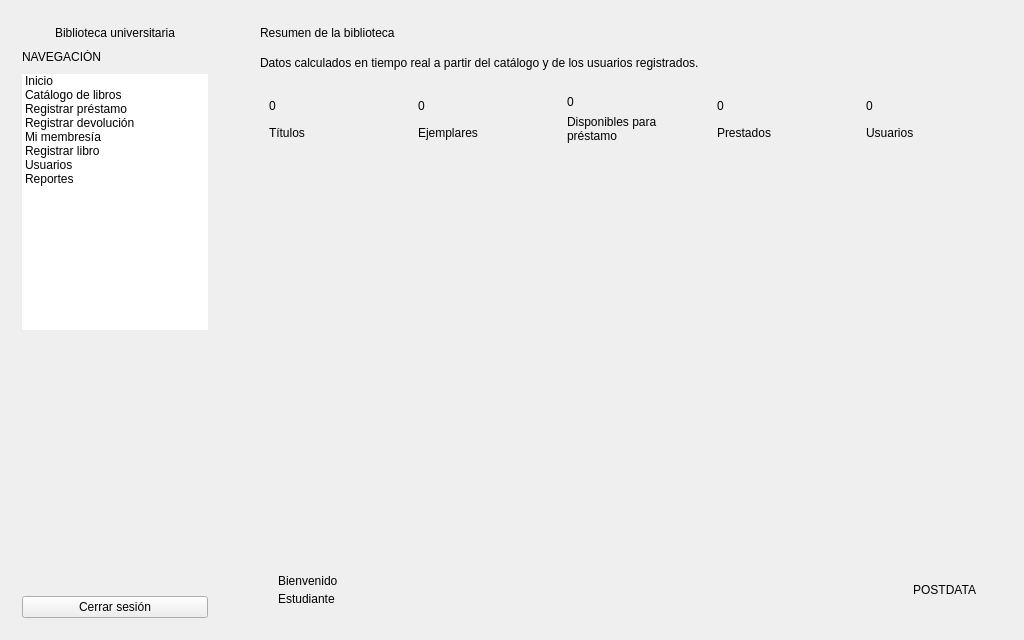
Before: the Qt Designer form ui/principal.ui in FLEMCR/Proyecto_BibliotecaPOO, drawn with Qt 5.
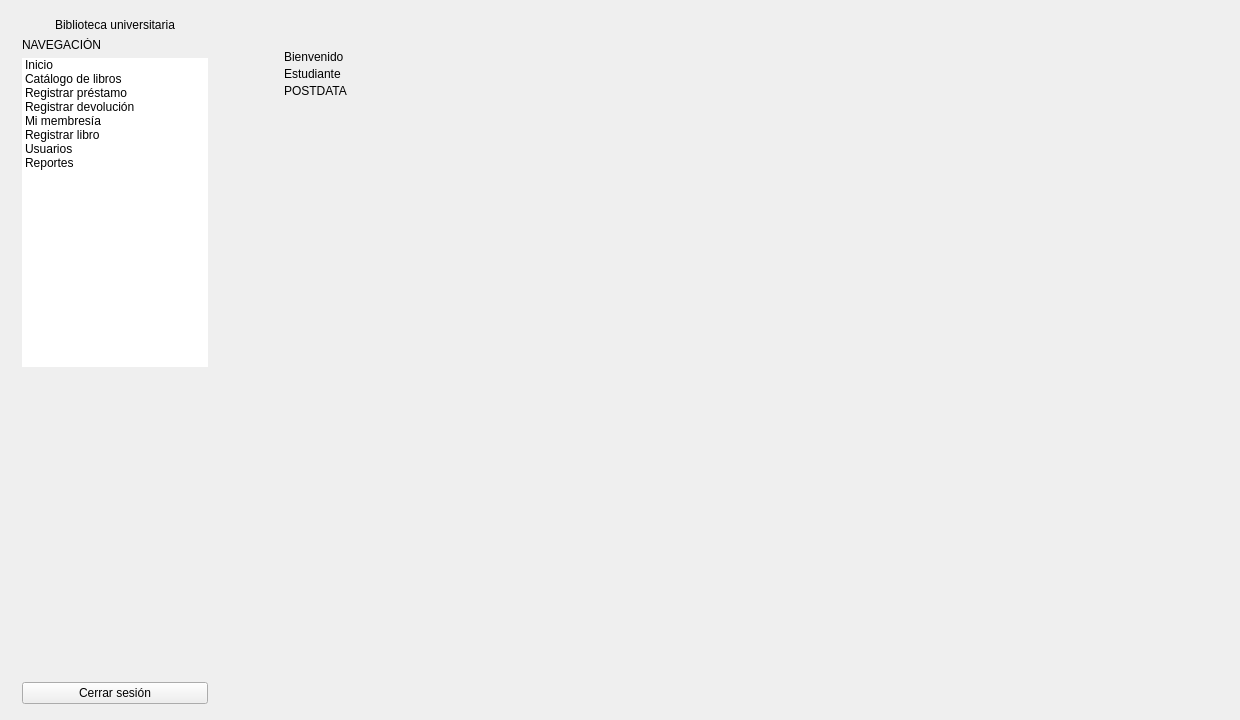
After: the same form once the commit is applied.

```diff
--- a/ui/principal.ui
+++ b/ui/principal.ui
@@ -6,14 +6,14 @@
    <rect>
     <x>0</x>
     <y>0</y>
-    <width>1024</width>
-    <height>640</height>
+        <width>1240</width>
+        <height>720</height>
    </rect>
   </property>
   <property name="minimumSize">
    <size>
-    <width>960</width>
-    <height>600</height>
+        <width>1140</width>
+        <height>640</height>
    </size>
   </property>
   <property name="windowTitle">
@@ -51,21 +51,12 @@
        </size>
       </property>
       <layout class="QVBoxLayout" name="layoutSidebar">
-       <property name="spacing">
-        <number>10</number>
-       </property>
        <property name="leftMargin">
         <number>22</number>
        </property>
-       <property name="topMargin">
-        <number>26</number>
-       </property>
        <property name="rightMargin">
         <number>22</number>
        </property>
-       <property name="bottomMargin">
-        <number>22</number>
-       </property>
        <item>
         <widget class="QLabel" name="marca1Label">
          <property name="layoutDirection">
@@ -137,6 +128,15 @@
            <string>Reportes</string>
           </property>
          </item>
+                  <property name="verticalScrollBarPolicy">
+                    <enum>Qt::ScrollBarAlwaysOff</enum>
+                  </property>
+                  <property name="uniformItemSizes">
+                    <bool>true</bool>
+                  </property>
+                  <property name="spacing">
+                    <number>2</number>
+                  </property>
         </widget>
        </item>
        <item>
@@ -162,6 +162,15 @@
          </property>
         </widget>
        </item>
+              <property name="spacing">
+                <number>6</number>
+              </property>
+              <property name="topMargin">
+                <number>18</number>
+              </property>
+              <property name="bottomMargin">
+                <number>16</number>
+              </property>
       </layout>
      </widget>
     </item>
@@ -194,197 +203,34 @@
             <number>16</number>
            </property>
            <property name="leftMargin">
-            <number>0</number>
+                      <number>24</number>
            </property>
            <property name="topMargin">
-            <number>0</number>
+                      <number>24</number>
            </property>
            <property name="rightMargin">
-            <number>0</number>
+                      <number>24</number>
            </property>
            <property name="bottomMargin">
-            <number>0</number>
-           </property>
-           <item>
-            <widget class="QLabel" name="tituloInicioLabel">
-             <property name="text">
-              <string>Resumen de la biblioteca</string>
-             </property>
-            </widget>
-           </item>
-           <item>
-            <widget class="QLabel" name="subtituloInicioLabel">
-             <property name="text">
-              <string>Datos calculados en tiempo real a partir del catálogo y de los usuarios registrados.</string>
-             </property>
-             <property name="wordWrap">
-              <bool>true</bool>
-             </property>
-            </widget>
-           </item>
-           <item>
-            <layout class="QHBoxLayout" name="layoutTarjetas">
-             <property name="spacing">
-              <number>12</number>
-             </property>
-             <item>
-              <widget class="QFrame" name="tarjetaTitulos">
-               <property name="card" stdset="0">
-                <string>true</string>
-               </property>
-               <layout class="QVBoxLayout" name="layoutTarjetaTitulos">
-                <item>
-                 <widget class="QLabel" name="titulosValorLabel">
-                  <property name="text">
-                   <string>0</string>
-                  </property>
-                 </widget>
-                </item>
-                <item>
-                 <widget class="QLabel" name="titulosTextoLabel">
-                  <property name="text">
-                   <string>Títulos</string>
-                  </property>
-                 </widget>
-                </item>
-               </layout>
-              </widget>
-             </item>
-             <item>
-              <widget class="QFrame" name="tarjetaEjemplares">
-               <property name="card" stdset="0">
-                <string>true</string>
-               </property>
-               <layout class="QVBoxLayout" name="layoutTarjetaEjemplares">
-                <item>
-                 <widget class="QLabel" name="ejemplaresValorLabel">
-                  <property name="text">
-                   <string>0</string>
-                  </property>
-                 </widget>
-                </item>
-                <item>
-                 <widget class="QLabel" name="ejemplaresTextoLabel">
-                  <property name="text">
-                   <string>Ejemplares</string>
-                  </property>
-                 </widget>
-                </item>
-               </layout>
-              </widget>
-             </item>
-             <item>
-              <widget class="QFrame" name="tarjetaDisponibles">
-               <property name="card" stdset="0">
-                <string>true</string>
-               </property>
-               <layout class="QVBoxLayout" name="layoutTarjetaDisponibles">
-                <item>
-                 <widget class="QLabel" name="disponiblesValorLabel">
-                  <property name="text">
-                   <string>0</string>
-                  </property>
-                 </widget>
-                </item>
-                <item>
-                 <widget class="QLabel" name="disponiblesTextoLabel">
-                  <property name="text">
-                   <string>Disponibles para préstamo</string>
-                  </property>
-                  <property name="wordWrap">
-                   <bool>true</bool>
-                  </property>
-                 </widget>
-                </item>
-               </layout>
-              </widget>
-             </item>
-             <item>
-              <widget class="QFrame" name="tarjetaPrestados">
-               <property name="card" stdset="0">
-                <string>true</string>
-               </property>
-               <layout class="QVBoxLayout" name="layoutTarjetaPrestados">
-                <item>
-                 <widget class="QLabel" name="prestadosValorLabel">
-                  <property name="text">
-                   <string>0</string>
-                  </property>
-                 </widget>
-                </item>
-                <item>
-                 <widget class="QLabel" name="prestadosTextoLabel">
-                  <property name="text">
-                   <string>Prestados</string>
-                  </property>
-                 </widget>
-                </item>
-               </layout>
-              </widget>
-             </item>
-             <item>
-              <widget class="QFrame" name="tarjetaUsuarios">
-               <property name="card" stdset="0">
-                <string>true</string>
-               </property>
-               <layout class="QVBoxLayout" name="layoutTarjetaUsuarios">
-                <item>
-                 <widget class="QLabel" name="usuariosValorLabel">
-                  <property name="text">
-                   <string>0</string>
-                  </property>
-                 </widget>
-                </item>
-                <item>
-                 <widget class="QLabel" name="usuariosTextoLabel">
-                  <property name="text">
-                   <string>Usuarios</string>
-                  </property>
-                 </widget>
-                </item>
-               </layout>
-              </widget>
-             </item>
-            </layout>
-           </item>
-           <item>
-            <spacer name="espacioInicio">
-             <property name="orientation">
-              <enum>Qt::Vertical</enum>
-             </property>
-             <property name="sizeHint" stdset="0">
-              <size>
-               <width>20</width>
-               <height>40</height>
-              </size>
-             </property>
-            </spacer>
-           </item>
+                      <number>24</number>
+                    </property>
            <item>
             <widget class="QFrame" name="inicioFooterFrame">
-             <property name="card" stdset="0">
-              <string>true</string>
-             </property>
-             <layout class="QHBoxLayout" name="layoutInicioFooter">
+                        <layout class="QVBoxLayout" name="layoutInicioFooter">
               <property name="spacing">
-               <number>16</number>
+                            <number>3</number>
               </property>
               <property name="leftMargin">
-               <number>18</number>
+                            <number>0</number>
               </property>
               <property name="topMargin">
-               <number>14</number>
+                            <number>0</number>
               </property>
               <property name="rightMargin">
-               <number>18</number>
+                            <number>0</number>
               </property>
               <property name="bottomMargin">
-               <number>14</number>
-              </property>
-              <item>
-               <layout class="QVBoxLayout" name="layoutBienvenidaInicio">
-                <property name="spacing">
-                 <number>4</number>
+                            <number>0</number>
                 </property>
                 <item>
                  <widget class="QLabel" name="bienvenidaLabel">
@@ -406,29 +252,11 @@
                   </property>
                  </widget>
                 </item>
-               </layout>
-              </item>
-              <item>
-               <spacer name="espacioFooterInicio">
-                <property name="orientation">
-                 <enum>Qt::Horizontal</enum>
-                </property>
-                <property name="sizeHint" stdset="0">
-                 <size>
-                  <width>40</width>
-                  <height>20</height>
-                 </size>
-                </property>
-               </spacer>
-              </item>
               <item>
                <widget class="QLabel" name="marca2Label">
                 <property name="text">
                  <string>POSTDATA</string>
                 </property>
-                <property name="alignment">
-                 <set>Qt::AlignRight|Qt::AlignVCenter</set>
-                </property>
                 <property name="wordWrap">
                  <bool>true</bool>
                 </property>
@@ -437,6 +265,28 @@
              </layout>
             </widget>
            </item>
+                    <item>
+                      <widget class="QLabel" name="inicioImagenLabel">
+                        <property name="sizePolicy">
+                          <sizepolicy hsizetype="Expanding" vsizetype="Expanding">
+                            <horstretch>0</horstretch>
+                            <verstretch>0</verstretch>
+                          </sizepolicy>
+                        </property>
+                        <property name="minimumSize">
+                          <size>
+                            <width>240</width>
+                            <height>240</height>
+                          </size>
+                        </property>
+                        <property name="text">
+                          <string></string>
+                        </property>
+                        <property name="alignment">
+                          <set>Qt::AlignCenter</set>
+                        </property>
+                      </widget>
+                    </item>
           </layout>
          </widget>
          <widget class="QWidget" name="catalogoPage">
```
Left out of the diff: 194 changed lines with no effect on the pictures. Lines whose indentation alone changed are shown as unchanged.
